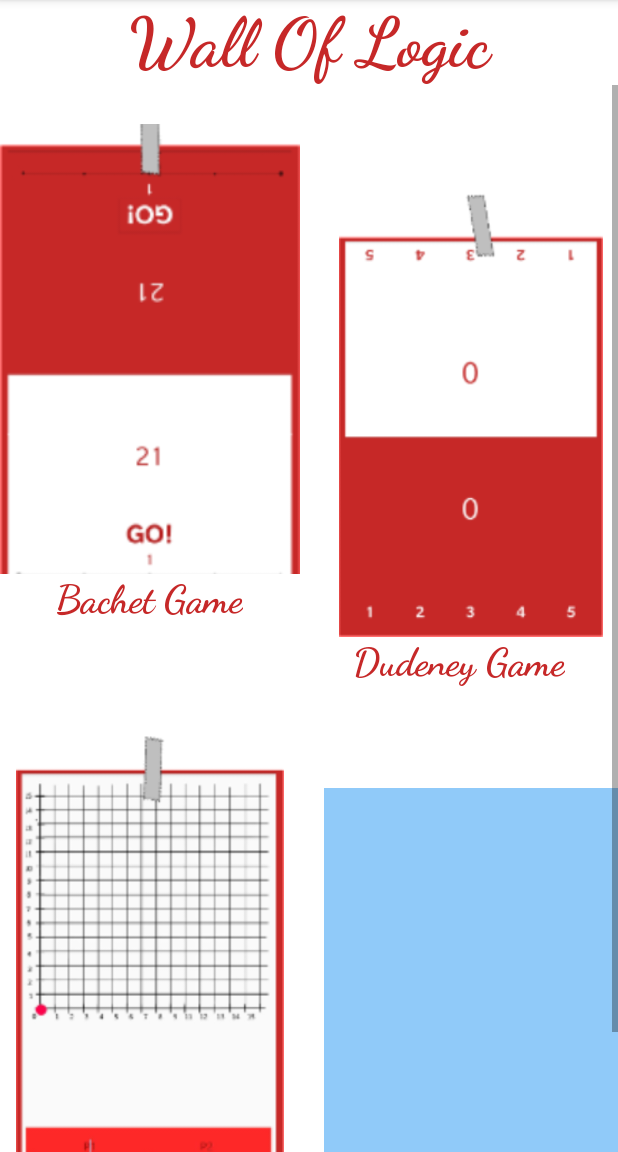
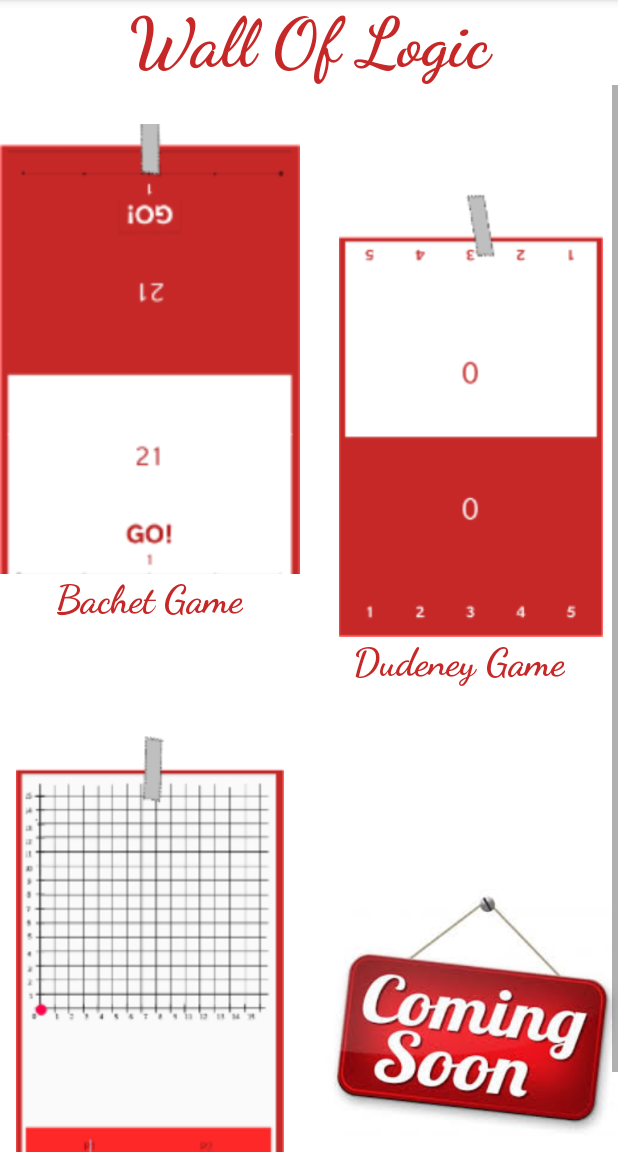
Before and after one commit to KalinD/The-ERRORs, an Android app: the screen it shows after launch (MainActivity), in the options menu, after a tap on "English", on a phone screen of 412 x 824 dp, the part 84-1236 px from its top. Run offline under Robolectric (Android 15) with nearby library versions, the phone set to English and light mode, and no system bars; our stand-ins replace ButterKnife.

Commit message:
Added coming soon button

```diff
--- a/app/src/main/java/com/theerrors/xames/MainActivity.java
+++ b/app/src/main/java/com/theerrors/xames/MainActivity.java
@@ -1,5 +1,6 @@
 package com.theerrors.xames;
 
+import android.content.Context;
 import android.content.Intent;
 import android.content.res.Configuration;
 import android.media.MediaPlayer;
@@ -11,6 +12,7 @@ import android.view.MenuInflater;
 import android.view.MenuItem;
 import android.widget.Button;
 import android.widget.ImageView;
+import android.widget.Toast;
 
 
 import java.util.Locale;
@@ -20,12 +22,16 @@ import butterknife.ButterKnife;
 import butterknife.OnClick;
 
 public class MainActivity extends AppCompatActivity {
+
+
     @BindView(R.id.iv_game_one)
     ImageView mIvGameOne;
     @BindView(R.id.iv_game_two)
     ImageView mIvGameTwo;
     @BindView(R.id.iv_game_three)
-    ImageView getmIvGameThree;
+    ImageView mIvGameThree;
+    @BindView(R.id.iv_game_four)
+    ImageView mIvGameFour;
     MediaPlayer backgroundMusic;
 
     @Override
@@ -55,7 +61,12 @@ public class MainActivity extends AppCompatActivity {
         Intent intent = new Intent(this, EvenManiaGameActivity.class);
         startActivity(intent);
     }
-
+    @OnClick(R.id.iv_game_four)
+    public void OnClickImageFour() {
+        Context context = getApplicationContext();
+        Toast msg = Toast.makeText(context,R.string.coming_soon,Toast.LENGTH_LONG);
+        msg.show();
+    }
     @Override
     public boolean onCreateOptionsMenu(Menu menu) {
         MenuInflater inflater = getMenuInflater();
@@ -77,6 +88,7 @@ public class MainActivity extends AppCompatActivity {
 
             Intent intent = new Intent(MainActivity.this, MainActivity.class);
             intent.setFlags(Intent.FLAG_ACTIVITY_CLEAR_TOP);
+            intent.putExtra("Music playing","Music is already playing!");
             startActivity(intent);
         }else{
             String languageToLoad  = "en";
@@ -88,6 +100,7 @@ public class MainActivity extends AppCompatActivity {
 
             Intent intent = new Intent(MainActivity.this, MainActivity.class);
             intent.setFlags(Intent.FLAG_ACTIVITY_CLEAR_TOP);
+            intent.putExtra("Music playing","Music is already playing!");
             startActivity(intent);
 
         }
--- a/app/src/main/res/layout/activity_main.xml
+++ b/app/src/main/res/layout/activity_main.xml
@@ -140,20 +140,12 @@
                         android:layout_height="wrap_content"
                         android:layout_marginLeft="16dp"
                         android:layout_marginTop="68dp"
-                        android:background="@color/colorAccent"
                         android:clickable="true"
                         android:minHeight="300dp"
-                        android:minWidth="200dp" />
+                        android:minWidth="200dp"
+                        android:src="@drawable/coming_soon"/>
 
-                    <TextView
-                        android:layout_width="wrap_content"
-                        android:layout_height="wrap_content"
-                        android:layout_gravity="center"
-                        android:fontFamily="cursive"
-                        android:text="Some name"
-                        android:textColor="@color/colorPrimary"
-                        android:textSize="26sp"
-                        android:textStyle="bold" />
+
 
 
                 </LinearLayout>
--- a/app/src/main/res/values/strings.xml
+++ b/app/src/main/res/values/strings.xml
@@ -24,4 +24,5 @@
         The game is played mainly by two players. A player looses when on his turn the score becomes more than 37.
         And a player wins when on his turn the score becomes exactly 37.
     </string>
+    <string name="coming_soon">More games coming soon...</string>
 </resources>
```
Also changed, not shown: app/src/main/res/drawable/coming_soon.jpg (added), 1 other file.
